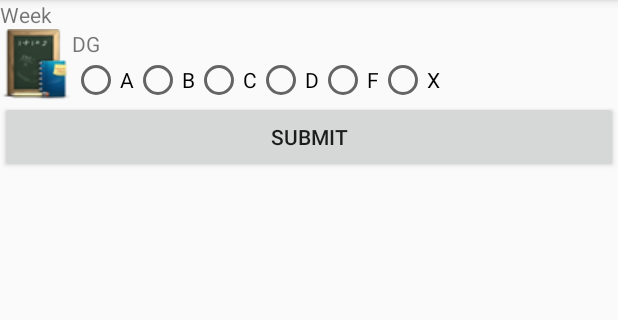
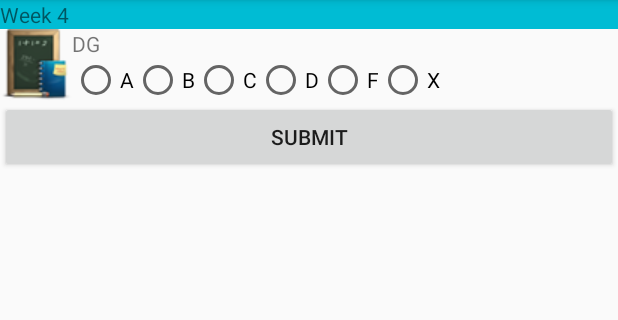
Before and after one commit to Ahmedsmh/ProblemStatementP02, an Android app: the InfoActivity screen opened directly, with no data from a screen before it, after a tap on "ADD", on a phone screen of 412 x 824 dp, the part 84-404 px from its top. Run offline under Robolectric (Android 15) with nearby library versions, the phone set to English and light mode, and no system bars.

Commit message:
Add DG shows newest week

```diff
--- a/app/src/main/java/sg/edu/rp/c346/id19008424/problemstatementp02/AddDG.java
+++ b/app/src/main/java/sg/edu/rp/c346/id19008424/problemstatementp02/AddDG.java
@@ -22,6 +22,7 @@ public class AddDG extends AppCompatActivity {
     RadioButton radioButtonGrade;
     RadioGroup radioGroup;
     int getRequestCodeForGrade = 1;
+    String week = "";
 
 
     @Override
@@ -35,6 +36,9 @@ public class AddDG extends AppCompatActivity {
 
        radioGroup = (RadioGroup) findViewById(R.id.gradeGroup);
 
+        Intent i = getIntent();
+        week = i.getStringExtra("week");
+        tvWeek.setText("Week " + week );
 //        int selectedId = radioGroup.getCheckedRadioButtonId();
 //
 //        radioButtonGrade = (RadioButton) findViewById(selectedId);
--- a/app/src/main/java/sg/edu/rp/c346/id19008424/problemstatementp02/InfoActivity.java
+++ b/app/src/main/java/sg/edu/rp/c346/id19008424/problemstatementp02/InfoActivity.java
@@ -71,6 +71,7 @@ public class InfoActivity extends AppCompatActivity {
             @Override
             public void onClick(View v) {
                 Intent intent =  new Intent(InfoActivity.this, AddDG.class);
+                intent.putExtra("week", "" + (alDG.size()+1));
                 startActivityForResult(intent, addButton);
             }
         });
--- a/app/src/main/res/layout/activity_add_d_g.xml
+++ b/app/src/main/res/layout/activity_add_d_g.xml
@@ -10,8 +10,9 @@
 
     <TextView
         android:id="@+id/textViewWeek"
-        android:layout_width="wrap_content"
+        android:layout_width="match_parent"
         android:layout_height="wrap_content"
+        android:background="#00BCD4"
         android:text="Week" />
 
     <LinearLayout
```
